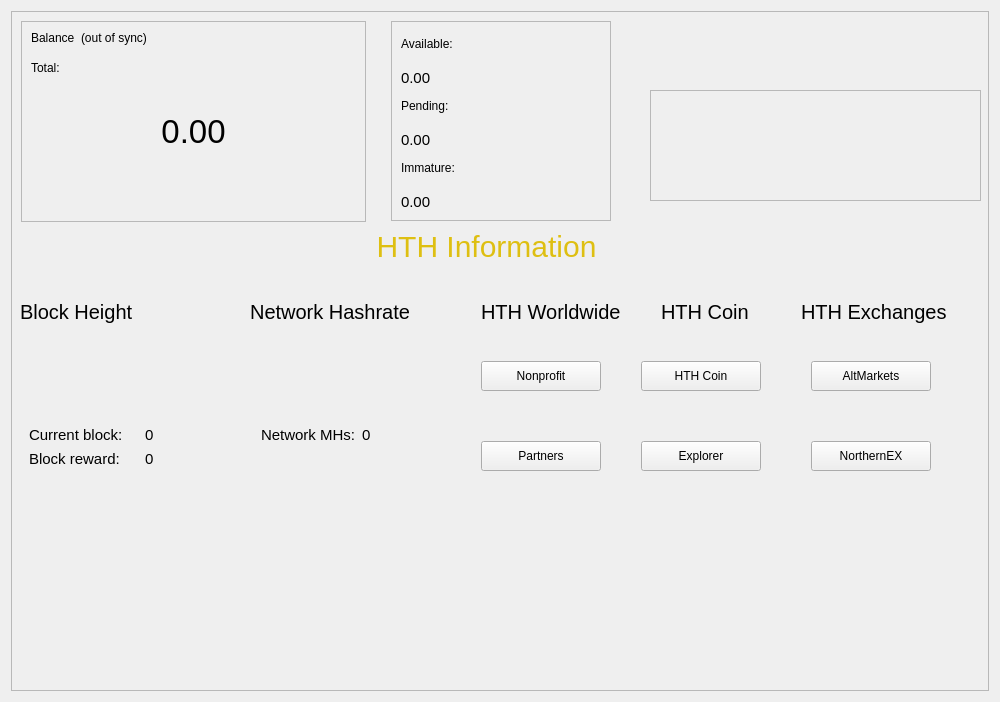
Above: src/qt/forms/overviewpage.ui from HTHcoin/helpthehomelesscoin before the change. Below: the same form after it.
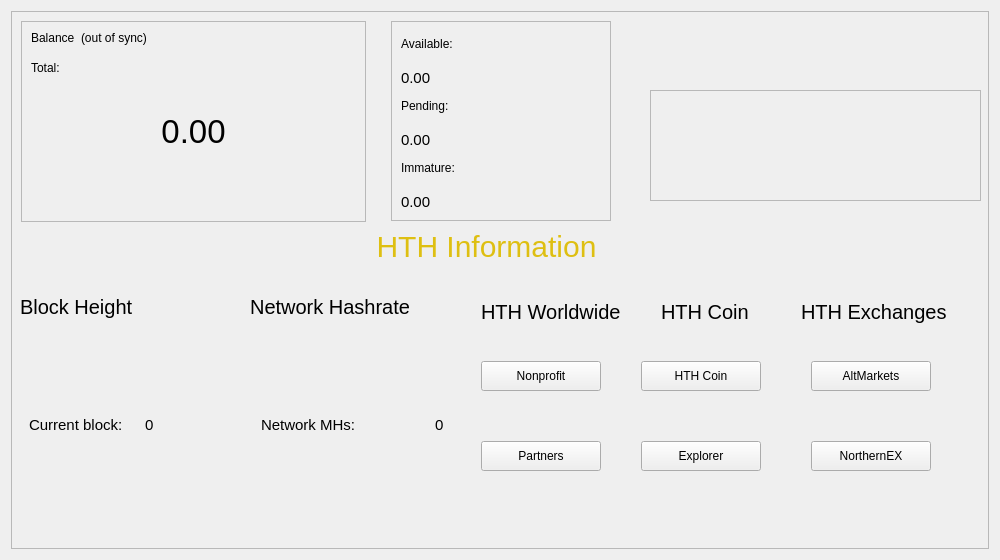
That is the form after the change.

Patch:
```diff
--- a/src/qt/forms/overviewpage.ui
+++ b/src/qt/forms/overviewpage.ui
@@ -7,11 +7,11 @@
     <x>0</x>
     <y>0</y>
     <width>1000</width>
-    <height>702</height>
+    <height>560</height>
    </rect>
   </property>
   <property name="sizePolicy">
-   <sizepolicy hsizetype="Fixed" vsizetype="Fixed">
+   <sizepolicy hsizetype="Preferred" vsizetype="Preferred">
     <horstretch>0</horstretch>
     <verstretch>0</verstretch>
    </sizepolicy>
@@ -44,9 +44,9 @@
       <property name="geometry">
        <rect>
         <x>0</x>
-        <y>260</y>
+        <y>270</y>
         <width>451</width>
-        <height>271</height>
+        <height>261</height>
        </rect>
       </property>
       <property name="styleSheet">
@@ -73,7 +73,7 @@
          <property name="sizeHint" stdset="0">
           <size>
            <width>20</width>
-           <height>8</height>
+           <height>3</height>
           </size>
          </property>
         </spacer>
@@ -128,31 +128,16 @@
          <property name="orientation">
           <enum>Qt::Vertical</enum>
          </property>
-         <property name="sizeType">
-          <enum>QSizePolicy::Fixed</enum>
-         </property>
          <property name="sizeHint" stdset="0">
           <size>
-           <width>0</width>
-           <height>75</height>
+           <width>20</width>
+           <height>40</height>
           </size>
          </property>
         </spacer>
        </item>
        <item>
-        <widget class="QFrame" name="frameBlockChainInfoData_3">
-         <property name="sizePolicy">
-          <sizepolicy hsizetype="Fixed" vsizetype="Fixed">
-           <horstretch>0</horstretch>
-           <verstretch>0</verstretch>
-          </sizepolicy>
-         </property>
-         <property name="maximumSize">
-          <size>
-           <width>16777215</width>
-           <height>125</height>
-          </size>
-         </property>
+        <widget class="QFrame" name="frameBlockchainInfoData_3">
          <property name="styleSheet">
           <string notr="true">border: transparent;
 ; font-size: 15px;</string>
@@ -164,30 +149,8 @@
           <enum>QFrame::Raised</enum>
          </property>
          <layout class="QGridLayout" name="gridLayout_5">
-          <item row="0" column="4">
-           <widget class="QLabel" name="label_Nethash_value_3">
-            <property name="sizePolicy">
-             <sizepolicy hsizetype="Fixed" vsizetype="Fixed">
-              <horstretch>0</horstretch>
-              <verstretch>0</verstretch>
-             </sizepolicy>
-            </property>
-            <property name="text">
-             <string>0</string>
-            </property>
-            <property name="alignment">
-             <set>Qt::AlignVCenter</set>
-            </property>
-           </widget>
-          </item>
-          <item row="0" column="1">
+          <item row="3" column="0">
            <widget class="QLabel" name="label_CurrentBlock">
-            <property name="sizePolicy">
-             <sizepolicy hsizetype="Fixed" vsizetype="Fixed">
-              <horstretch>0</horstretch>
-              <verstretch>0</verstretch>
-             </sizepolicy>
-            </property>
             <property name="minimumSize">
              <size>
               <width>110</width>
@@ -211,7 +174,7 @@
             </property>
            </widget>
           </item>
-          <item row="0" column="2">
+          <item row="3" column="1">
            <widget class="QLabel" name="label_CurrentBlock_value_3">
             <property name="minimumSize">
              <size>
@@ -236,14 +199,18 @@
             </property>
            </widget>
           </item>
-          <item row="0" column="3">
+          <item row="3" column="3" alignment="Qt::AlignRight">
+           <widget class="QLabel" name="label_Nethash_value_3">
+            <property name="text">
+             <string>0</string>
+            </property>
+            <property name="alignment">
+             <set>Qt::AlignVCenter</set>
+            </property>
+           </widget>
+          </item>
+          <item row="3" column="2">
            <widget class="QLabel" name="label_Nethash_3">
-            <property name="sizePolicy">
-             <sizepolicy hsizetype="Fixed" vsizetype="Fixed">
-              <horstretch>0</horstretch>
-              <verstretch>0</verstretch>
-             </sizepolicy>
-            </property>
             <property name="styleSheet">
              <string notr="true">font-size: 15px;</string>
             </property>
@@ -255,20 +222,6 @@
             </property>
            </widget>
           </item>
-          <item row="1" column="1">
-           <widget class="QLabel" name="label_CurrentBlockReward">
-            <property name="text">
-             <string>Block reward:</string>
-            </property>
-           </widget>
-          </item>
-          <item row="1" column="2">
-           <widget class="QLabel" name="label_CurrentBlockReward_value">
-            <property name="text">
-             <string>0</string>
-            </property>
-           </widget>
-          </item>
          </layout>
         </widget>
        </item>
@@ -283,7 +236,7 @@
          <property name="sizeHint" stdset="0">
           <size>
            <width>20</width>
-           <height>65</height>
+           <height>99</height>
           </size>
          </property>
         </spacer>
```
Left out of the diff: 4 changed lines with no effect on the pictures.
